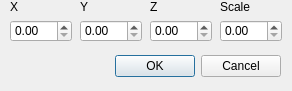
First picture: the form in project/editspheredialog.ui, repository jon-heard/Blob-3D-Demo, before the edit.
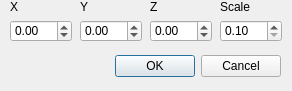
Second picture: the form after the edit.

Commit message: Finished sphere aspect of ui (and tied to scene)

Patch:
```diff
--- a/project/editspheredialog.ui
+++ b/project/editspheredialog.ui
@@ -60,6 +60,12 @@
      <height>22</height>
     </rect>
    </property>
+   <property name="minimum">
+    <double>-100.000000000000000</double>
+   </property>
+   <property name="maximum">
+    <double>100.000000000000000</double>
+   </property>
   </widget>
   <widget class="QDoubleSpinBox" name="ValueY">
    <property name="geometry">
@@ -70,6 +76,12 @@
      <height>22</height>
     </rect>
    </property>
+   <property name="minimum">
+    <double>-100.000000000000000</double>
+   </property>
+   <property name="maximum">
+    <double>100.000000000000000</double>
+   </property>
   </widget>
   <widget class="QLabel" name="LabelY">
    <property name="geometry">
@@ -93,6 +105,12 @@
      <height>22</height>
     </rect>
    </property>
+   <property name="minimum">
+    <double>-100.000000000000000</double>
+   </property>
+   <property name="maximum">
+    <double>100.000000000000000</double>
+   </property>
   </widget>
   <widget class="QLabel" name="LabelZ">
    <property name="geometry">
@@ -116,6 +134,12 @@
      <height>22</height>
     </rect>
    </property>
+   <property name="minimum">
+    <double>0.100000000000000</double>
+   </property>
+   <property name="maximum">
+    <double>100.000000000000000</double>
+   </property>
   </widget>
   <widget class="QLabel" name="LabelScale">
    <property name="geometry">
```
The commit also changes 5 other files.
